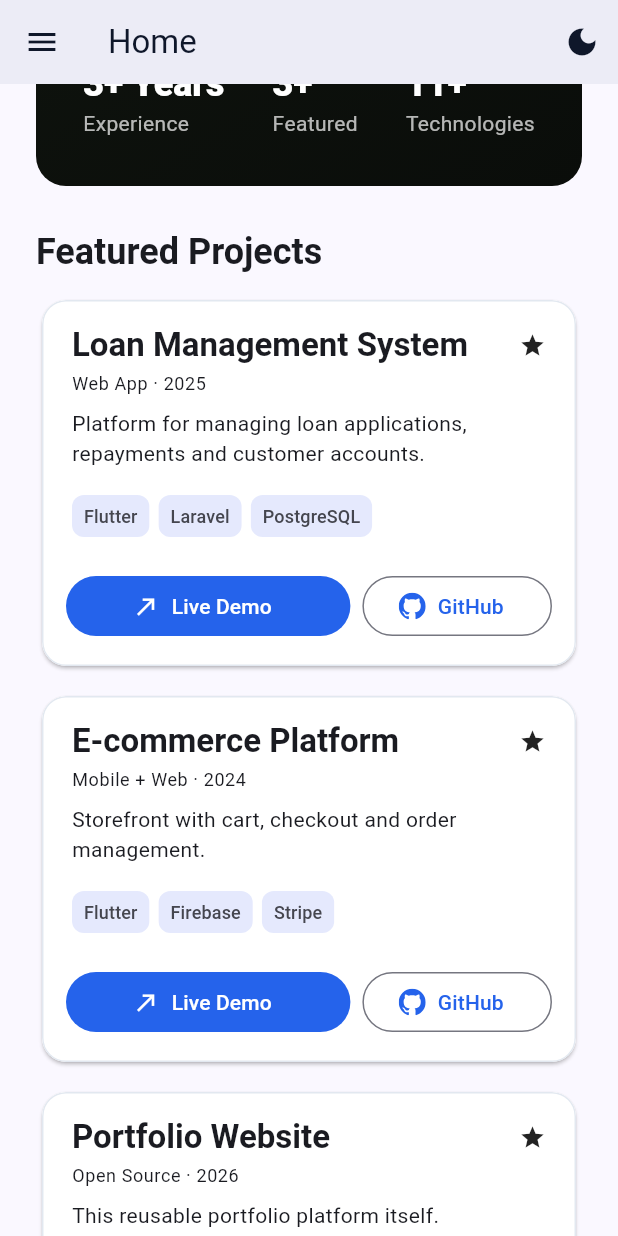
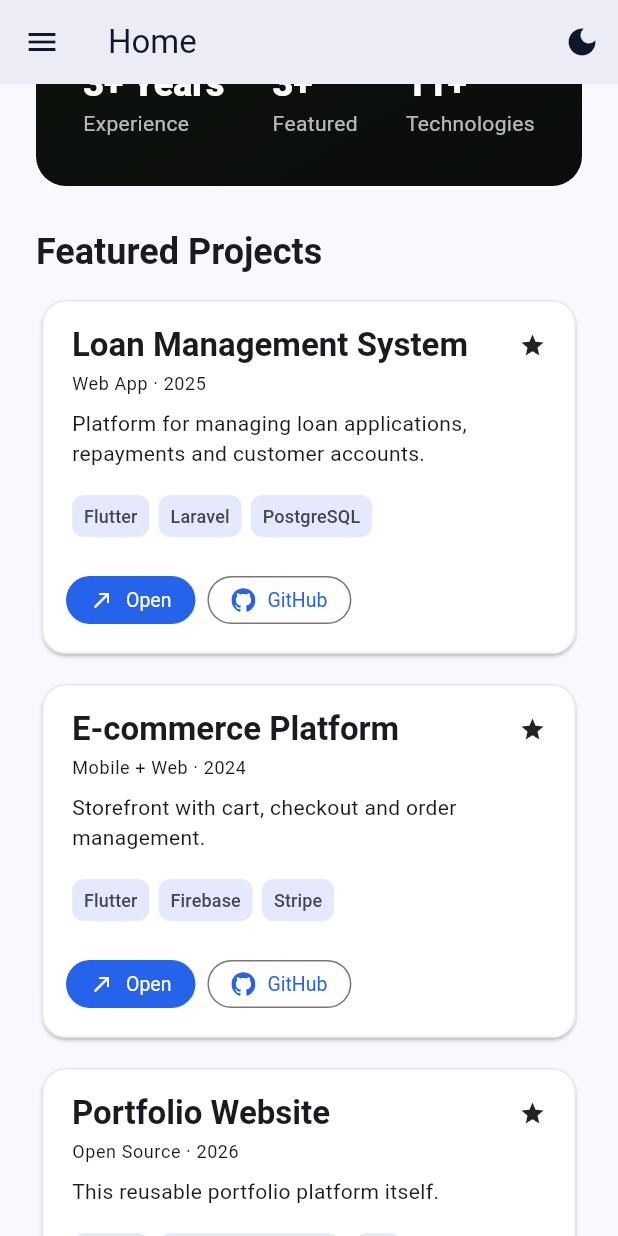
Before and after one commit to oyinss/portfolio, a Flutter app: the screen it shows after launch, scrolled down 576 dp, on a phone screen of 412 x 824 dp. Run offline on Flutter 3.47's test engine with Material 3 defaults, Android fonts, the phone set to English and light mode, and no system bars; our stand-ins replace file_picker, flutter_svg, go_router, image_picker, shared_preferences.

Commit message:
Card actions: small bottom-left Open + GitHub buttons

```diff
--- a/app/lib/shared/widgets/project_card.dart
+++ b/app/lib/shared/widgets/project_card.dart
@@ -84,31 +84,33 @@ class ProjectCard extends StatelessWidget {
               ),
             ),
             const Spacer(),
-            if (project.liveUrl != null || project.githubUrl != null)
             Padding(
               padding: const EdgeInsets.all(16),
               child: Row(
                 children: [
-                    if (project.liveUrl != null)
-                      Expanded(
-                        flex: 3,
-                        child: FilledButton.icon(
-                          onPressed: () => _openUrl(project.liveUrl!),
-                          icon: const Icon(Icons.north_east, size: 18),
-                          label: const Text('Live Demo'),
+                  FilledButton.icon(
+                    style: FilledButton.styleFrom(
+                      padding: const EdgeInsets.symmetric(horizontal: 16, vertical: 8),
+                      textStyle: const TextStyle(fontSize: 13),
+                      visualDensity: VisualDensity.compact,
                     ),
+                    onPressed: project.liveUrl != null ? () => _openUrl(project.liveUrl!) : onTap,
+                    icon: const Icon(Icons.north_east, size: 16),
+                    label: const Text('Open'),
                   ),
-                    if (project.liveUrl != null && project.githubUrl != null)
+                  if (project.githubUrl != null) ...[
                     const SizedBox(width: 8),
-                    if (project.githubUrl != null)
-                      Expanded(
-                        flex: 2,
-                        child: OutlinedButton.icon(
+                    OutlinedButton.icon(
+                      style: OutlinedButton.styleFrom(
+                        padding: const EdgeInsets.symmetric(horizontal: 16, vertical: 8),
+                        textStyle: const TextStyle(fontSize: 13),
+                        visualDensity: VisualDensity.compact,
+                      ),
                       onPressed: () => _openUrl(project.githubUrl!),
-                          icon: SocialIcon(platform: 'GitHub', size: 18),
+                      icon: SocialIcon(platform: 'GitHub', size: 16),
                       label: const Text('GitHub'),
                     ),
-                      ),
+                  ],
                 ],
               ),
             ),
```
Lines whose indentation alone changed are shown as unchanged.
